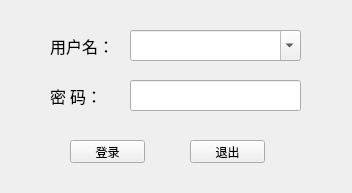
Before: the Qt Designer form res/ui/login.ui in zelviner/BarcodeCompare, drawn with Qt 5.
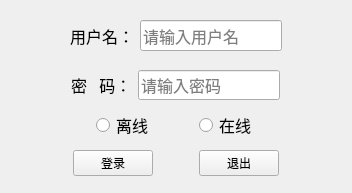
After: the same form once the commit is applied.

Commit message: feat: 重构登录界面，优化用户输入和数据库连接逻辑

```diff
--- a/res/ui/login.ui
+++ b/res/ui/login.ui
@@ -13,112 +13,299 @@
   <property name="windowTitle">
    <string>Login</string>
   </property>
-  <widget class="QLabel" name="label_6">
+  <widget class="QWidget" name="">
    <property name="geometry">
     <rect>
-     <x>50</x>
-     <y>30</y>
-     <width>71</width>
+     <x>10</x>
+     <y>20</y>
+     <width>331</width>
      <height>31</height>
     </rect>
    </property>
-   <property name="font">
-    <font>
-     <family>微软雅黑</family>
-     <pointsize>12</pointsize>
-    </font>
-   </property>
-   <property name="text">
-    <string>用户名：</string>
-   </property>
+   <layout class="QHBoxLayout" name="horizontalLayout_5">
+    <item>
+     <spacer name="horizontalSpacer_4">
+      <property name="orientation">
+       <enum>Qt::Horizontal</enum>
+      </property>
+      <property name="sizeHint" stdset="0">
+       <size>
+        <width>40</width>
+        <height>20</height>
+       </size>
+      </property>
+     </spacer>
+    </item>
+    <item>
+     <layout class="QHBoxLayout" name="horizontalLayout" stretch="1,9">
+      <item>
+       <widget class="QLabel" name="label_6">
+        <property name="font">
+         <font>
+          <family>微软雅黑</family>
+          <pointsize>12</pointsize>
+         </font>
+        </property>
+        <property name="text">
+         <string>用户名：</string>
+        </property>
+       </widget>
+      </item>
+      <item>
+       <widget class="QLineEdit" name="username_edit">
+        <property name="font">
+         <font>
+          <family>Alibaba PuHuiTi</family>
+          <pointsize>12</pointsize>
+         </font>
+        </property>
+        <property name="placeholderText">
+         <string>请输入用户名</string>
+        </property>
+       </widget>
+      </item>
+     </layout>
+    </item>
+    <item>
+     <spacer name="horizontalSpacer_5">
+      <property name="orientation">
+       <enum>Qt::Horizontal</enum>
+      </property>
+      <property name="sizeHint" stdset="0">
+       <size>
+        <width>40</width>
+        <height>20</height>
+       </size>
+      </property>
+     </spacer>
+    </item>
+   </layout>
   </widget>
-  <widget class="QLabel" name="label_7">
+  <widget class="QWidget" name="">
    <property name="geometry">
     <rect>
-     <x>50</x>
-     <y>80</y>
-     <width>51</width>
-     <height>31</height>
+     <x>10</x>
+     <y>110</y>
+     <width>331</width>
+     <height>30</height>
     </rect>
    </property>
-   <property name="font">
-    <font>
-     <family>微软雅黑</family>
-     <pointsize>12</pointsize>
-    </font>
-   </property>
-   <property name="text">
-    <string>密 码：</string>
-   </property>
+   <layout class="QHBoxLayout" name="horizontalLayout_8" stretch="0,0,0">
+    <item>
+     <spacer name="horizontalSpacer_9">
+      <property name="orientation">
+       <enum>Qt::Horizontal</enum>
+      </property>
+      <property name="sizeHint" stdset="0">
+       <size>
+        <width>40</width>
+        <height>20</height>
+       </size>
+      </property>
+     </spacer>
+    </item>
+    <item>
+     <layout class="QHBoxLayout" name="horizontalLayout_2" stretch="0,10,0">
+      <item>
+       <widget class="QRadioButton" name="offline_radio_button">
+        <property name="font">
+         <font>
+          <family>Alibaba PuHuiTi</family>
+          <pointsize>12</pointsize>
+         </font>
+        </property>
+        <property name="text">
+         <string>离线</string>
+        </property>
+       </widget>
+      </item>
+      <item>
+       <spacer name="horizontalSpacer_8">
+        <property name="orientation">
+         <enum>Qt::Horizontal</enum>
+        </property>
+        <property name="sizeHint" stdset="0">
+         <size>
+          <width>40</width>
+          <height>20</height>
+         </size>
+        </property>
+       </spacer>
+      </item>
+      <item>
+       <widget class="QRadioButton" name="online_radio_button">
+        <property name="font">
+         <font>
+          <family>Alibaba PuHuiTi</family>
+          <pointsize>12</pointsize>
+         </font>
+        </property>
+        <property name="text">
+         <string>在线</string>
+        </property>
+       </widget>
+      </item>
+     </layout>
+    </item>
+    <item>
+     <spacer name="horizontalSpacer_10">
+      <property name="orientation">
+       <enum>Qt::Horizontal</enum>
+      </property>
+      <property name="sizeHint" stdset="0">
+       <size>
+        <width>40</width>
+        <height>20</height>
+       </size>
+      </property>
+     </spacer>
+    </item>
+   </layout>
   </widget>
-  <widget class="QLineEdit" name="password_edit">
+  <widget class="QWidget" name="">
    <property name="geometry">
     <rect>
-     <x>130</x>
-     <y>80</y>
-     <width>171</width>
-     <height>31</height>
+     <x>10</x>
+     <y>150</y>
+     <width>331</width>
+     <height>27</height>
     </rect>
    </property>
-   <property name="font">
-    <font>
-     <family>微软雅黑</family>
-     <pointsize>16</pointsize>
-     <weight>50</weight>
-     <bold>false</bold>
-    </font>
-   </property>
-   <property name="echoMode">
-    <enum>QLineEdit::Password</enum>
-   </property>
-   <property name="readOnly">
-    <bool>false</bool>
-   </property>
+   <layout class="QHBoxLayout" name="horizontalLayout_4">
+    <item>
+     <spacer name="horizontalSpacer_2">
+      <property name="orientation">
+       <enum>Qt::Horizontal</enum>
+      </property>
+      <property name="sizeHint" stdset="0">
+       <size>
+        <width>40</width>
+        <height>20</height>
+       </size>
+      </property>
+     </spacer>
+    </item>
+    <item>
+     <layout class="QHBoxLayout" name="horizontalLayout_3">
+      <item>
+       <widget class="QPushButton" name="login_btn">
+        <property name="text">
+         <string>登录</string>
+        </property>
+       </widget>
+      </item>
+      <item>
+       <spacer name="horizontalSpacer">
+        <property name="orientation">
+         <enum>Qt::Horizontal</enum>
+        </property>
+        <property name="sizeHint" stdset="0">
+         <size>
+          <width>40</width>
+          <height>20</height>
+         </size>
+        </property>
+       </spacer>
+      </item>
+      <item>
+       <widget class="QPushButton" name="exit_btn">
+        <property name="text">
+         <string>退出</string>
+        </property>
+       </widget>
+      </item>
+     </layout>
+    </item>
+    <item>
+     <spacer name="horizontalSpacer_3">
+      <property name="orientation">
+       <enum>Qt::Horizontal</enum>
+      </property>
+      <property name="sizeHint" stdset="0">
+       <size>
+        <width>40</width>
+        <height>20</height>
+       </size>
+      </property>
+     </spacer>
+    </item>
+   </layout>
   </widget>
-  <widget class="QPushButton" name="login_btn">
+  <widget class="QWidget" name="">
    <property name="geometry">
     <rect>
-     <x>70</x>
-     <y>140</y>
-     <width>75</width>
-     <height>23</height>
+     <x>10</x>
+     <y>70</y>
+     <width>330</width>
+     <height>30</height>
     </rect>
    </property>
-   <property name="text">
-    <string>登录</string>
-   </property>
-  </widget>
-  <widget class="QPushButton" name="exit_btn">
-   <property name="geometry">
-    <rect>
-     <x>190</x>
-     <y>140</y>
-     <width>75</width>
-     <height>23</height>
-    </rect>
-   </property>
-   <property name="text">
-    <string>退出</string>
-   </property>
-  </widget>
-  <widget class="QComboBox" name="user_combo_box">
-   <property name="geometry">
-    <rect>
-     <x>130</x>
-     <y>30</y>
-     <width>171</width>
-     <height>31</height>
-    </rect>
-   </property>
-   <property name="font">
-    <font>
-     <family>微软雅黑</family>
-     <pointsize>16</pointsize>
-    </font>
-   </property>
-   <property name="editable">
-    <bool>true</bool>
-   </property>
+   <layout class="QHBoxLayout" name="horizontalLayout_7">
+    <item>
+     <spacer name="horizontalSpacer_6">
+      <property name="orientation">
+       <enum>Qt::Horizontal</enum>
+      </property>
+      <property name="sizeHint" stdset="0">
+       <size>
+        <width>40</width>
+        <height>20</height>
+       </size>
+      </property>
+     </spacer>
+    </item>
+    <item>
+     <layout class="QHBoxLayout" name="horizontalLayout_6">
+      <item>
+       <widget class="QLabel" name="label_7">
+        <property name="font">
+         <font>
+          <family>微软雅黑</family>
+          <pointsize>12</pointsize>
+         </font>
+        </property>
+        <property name="text">
+         <string>密   码：</string>
+        </property>
+       </widget>
+      </item>
+      <item>
+       <widget class="QLineEdit" name="password_edit">
+        <property name="font">
+         <font>
+          <family>微软雅黑</family>
+          <pointsize>12</pointsize>
+          <weight>50</weight>
+          <bold>false</bold>
+         </font>
+        </property>
+        <property name="echoMode">
+         <enum>QLineEdit::Password</enum>
+        </property>
+        <property name="readOnly">
+         <bool>false</bool>
+        </property>
+        <property name="placeholderText">
+         <string>请输入密码</string>
+        </property>
+       </widget>
+      </item>
+     </layout>
+    </item>
+    <item>
+     <spacer name="horizontalSpacer_7">
+      <property name="orientation">
+       <enum>Qt::Horizontal</enum>
+      </property>
+      <property name="sizeHint" stdset="0">
+       <size>
+        <width>40</width>
+        <height>20</height>
+       </size>
+      </property>
+     </spacer>
+    </item>
+   </layout>
   </widget>
  </widget>
  <resources/>
```
The commit also changes 4 other files.
